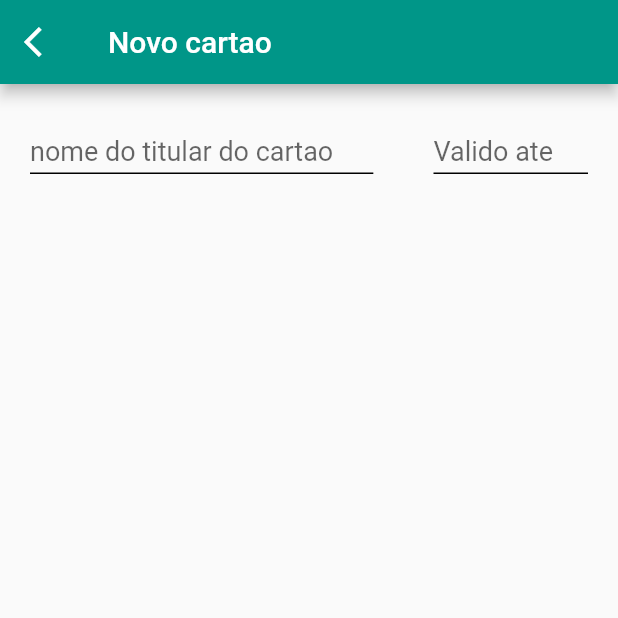
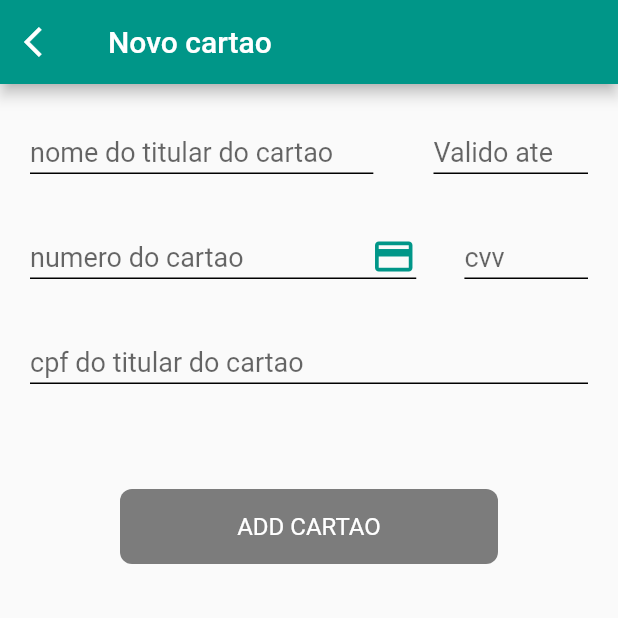
Before and after one commit to clenilsonsilva/burger_app, a Flutter app: the Addcard screen opened directly, on a phone screen of 412 x 824 dp, the top half of it. Run offline on Flutter 3.47's test engine with Material 2 defaults, Android fonts, the phone set to English and light mode, and no system bars; our stand-ins replace flutter_rating_bar.

Commit message:
10/12/22

```diff
--- a/lib/widgets/addcard.dart
+++ b/lib/widgets/addcard.dart
@@ -37,7 +37,7 @@ class Addcard extends StatelessWidget {
               children: [
                 SizedBox(
                   height: 20,
-                    width: size.width/1.8,
+                  width: size.width / 1.8,
                   child: TextFormField(
                     decoration: const InputDecoration(
                       focusedBorder: UnderlineInputBorder(
@@ -45,7 +45,7 @@ class Addcard extends StatelessWidget {
                       enabledBorder: UnderlineInputBorder(
                           borderSide: BorderSide(color: Colors.black)),
                       hintText: 'nome do titular do cartao',
-                        hintStyle: TextStyle(fontSize: 18, height: 0.1),
+                      hintStyle: TextStyle(fontSize: 18, height: 0.2),
                     ),
                     cursorColor: Colors.teal,
                     controller: nomeCartao,
@@ -55,7 +55,7 @@ class Addcard extends StatelessWidget {
                 ),
                 SizedBox(
                   height: 20,
-                    width: size.width/4,
+                  width: size.width / 4,
                   child: TextFormField(
                     decoration: const InputDecoration(
                       focusedBorder: UnderlineInputBorder(
@@ -63,7 +63,7 @@ class Addcard extends StatelessWidget {
                       enabledBorder: UnderlineInputBorder(
                           borderSide: BorderSide(color: Colors.black)),
                       hintText: 'Valido ate',
-                        hintStyle: TextStyle(fontSize: 18, height: 0.1),
+                      hintStyle: TextStyle(fontSize: 18, height: 0.2),
                     ),
                     cursorColor: Colors.teal,
                     controller: validade,
@@ -74,7 +74,101 @@ class Addcard extends StatelessWidget {
               ],
             ),
           ),
+          Padding(
+            padding: const EdgeInsets.symmetric(horizontal: 20),
+            child: Row(
+              mainAxisAlignment: MainAxisAlignment.spaceBetween,
+              children: [
+                SizedBox(
+                  height: 30,
+                  width: size.width / 1.6,
+                  child: TextFormField(
+                    decoration: const InputDecoration(
+                      focusedBorder: UnderlineInputBorder(
+                          borderSide: BorderSide(color: Colors.teal)),
+                      enabledBorder: UnderlineInputBorder(
+                          borderSide: BorderSide(color: Colors.black)),
+                      hintText: 'numero do cartao',
+                      hintStyle: TextStyle(fontSize: 18, height: 0.2),
+                      suffixIcon: Padding(
+                        padding: EdgeInsets.only(left: 20),
+                        child: Icon(
+                          Icons.credit_card,
+                          color: Colors.teal,
+                          size: 30,
+                        ),
+                      ),
+                    ),
+                    cursorColor: Colors.teal,
+                    controller: nomeCartao,
+                    keyboardType: TextInputType.number,
+                    style: const TextStyle(fontSize: 18),
+                  ),
+                ),
+                SizedBox(
+                  height: 30,
+                  width: size.width / 5,
+                  child: TextFormField(
+                    decoration: const InputDecoration(
+                      focusedBorder: UnderlineInputBorder(
+                          borderSide: BorderSide(color: Colors.teal)),
+                      enabledBorder: UnderlineInputBorder(
+                          borderSide: BorderSide(color: Colors.black)),
+                      hintText: 'cvv',
+                      hintStyle: TextStyle(fontSize: 18, height: 0.2),
+                    ),
+                    cursorColor: Colors.teal,
+                    controller: validade,
+                    keyboardType: TextInputType.number,
+                    style: const TextStyle(fontSize: 18),
+                  ),
+                ),
               ],
-        ));
+            ),
+          ),
+          Padding(
+            padding: const EdgeInsets.symmetric(vertical: 40, horizontal: 20),
+            child: SizedBox(
+              height: 30,
+              width: size.width,
+              child: TextFormField(
+                decoration: const InputDecoration(
+                  focusedBorder: UnderlineInputBorder(
+                      borderSide: BorderSide(color: Colors.teal)),
+                  enabledBorder: UnderlineInputBorder(
+                      borderSide: BorderSide(color: Colors.black)),
+                  hintText: 'cpf do titular do cartao',
+                  hintStyle: TextStyle(fontSize: 18, height: 0.2),
+                ),
+                cursorColor: Colors.teal,
+                controller: validade,
+                keyboardType: TextInputType.number,
+                style: const TextStyle(fontSize: 18),
+              ),
+            ),
+          ),
+          GestureDetector(
+            child: Padding(
+              padding: const EdgeInsets.symmetric(vertical: 30, horizontal: 80),
+              child: Container(
+                height: 50,
+                width: size.width,
+                decoration: BoxDecoration(
+                  borderRadius: BorderRadius.circular(8),
+                  color: const Color.fromARGB(255, 124, 124, 124),
+                ),
+                child: const Center(
+                  child: Text(
+                    'ADD CARTAO',
+                    style: TextStyle(fontSize: 16, color: Colors.white),
+                  ),
+                ),
+              ),
+            ),
+            // onTap: () {},
+          ),
+        ],
+      ),
+    );
   }
 }
--- a/lib/widgets/cadastro.dart
+++ b/lib/widgets/cadastro.dart
@@ -264,7 +264,7 @@ class CadastroBody extends StatelessWidget {
                   ),
                 ),
               ),
-              onTap: () {},
+              // onTap: () {},
             ),
           )
         ],
--- a/lib/widgets/pagamentos.dart
+++ b/lib/widgets/pagamentos.dart
@@ -32,9 +32,9 @@ class Pagamento extends StatelessWidget {
               ),
               onTap: () {
                 Navigator.push(
-                        context,
-                        MaterialPageRoute(builder: (context) => Addcard()),
-                      );
+                  context,
+                  MaterialPageRoute(builder: (context) => Addcard()),
+                );
               },
             )
           ],
```
Also changed, not shown: lib/screens/login_page.dart (added, +115 -0 lines), lib/widgets/DrawerWidget.dart (+20 -0 lines). Lines whose indentation alone changed are shown as unchanged.
